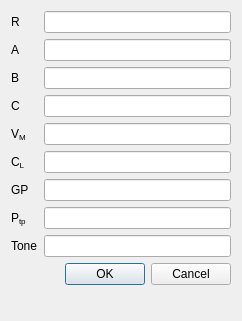
Before: the Qt Designer form src/vesseldlg.ui in AdamMajer/bshouty-lung-model, drawn with Qt 5.
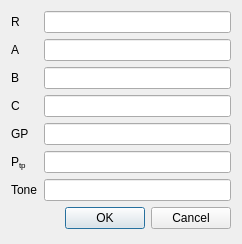
After: the same form once the commit is applied.

What changed in the file:
```diff
--- a/src/vesseldlg.ui
+++ b/src/vesseldlg.ui
@@ -7,7 +7,7 @@
     <x>0</x>
     <y>0</y>
     <width>242</width>
-    <height>321</height>
+    <height>244</height>
    </rect>
   </property>
   <property name="windowTitle">
@@ -57,30 +57,17 @@
    <item row="3" column="1">
     <widget class="QLineEdit" name="c"/>
    </item>
-   <item row="9" column="0" colspan="2">
-    <widget class="QDialogButtonBox" name="buttonBox">
-     <property name="orientation">
-      <enum>Qt::Horizontal</enum>
-     </property>
-     <property name="standardButtons">
-      <set>QDialogButtonBox::Cancel|QDialogButtonBox::Ok</set>
-     </property>
-    </widget>
-   </item>
-   <item row="6" column="1">
-    <widget class="QLineEdit" name="gp"/>
-   </item>
-   <item row="7" column="1">
-    <widget class="QLineEdit" name="ptp"/>
-   </item>
-   <item row="6" column="0">
+   <item row="4" column="0">
     <widget class="QLabel" name="label_6">
      <property name="text">
       <string>GP</string>
      </property>
     </widget>
    </item>
-   <item row="7" column="0">
+   <item row="4" column="1">
+    <widget class="QLineEdit" name="gp"/>
+   </item>
+   <item row="5" column="0">
     <widget class="QLabel" name="label_10">
      <property name="text">
       <string>&lt;!DOCTYPE HTML PUBLIC &quot;-//W3C//DTD HTML 4.0//EN&quot; &quot;http://www.w3.org/TR/REC-html40/strict.dtd&quot;&gt;
@@ -91,41 +78,26 @@
      </property>
     </widget>
    </item>
-   <item row="8" column="1">
-    <widget class="QLineEdit" name="tone"/>
+   <item row="5" column="1">
+    <widget class="QLineEdit" name="ptp"/>
    </item>
-   <item row="8" column="0">
+   <item row="6" column="0">
     <widget class="QLabel" name="label_5">
      <property name="text">
       <string>Tone</string>
      </property>
     </widget>
    </item>
-   <item row="4" column="0">
-    <widget class="QLabel" name="label_2">
-     <property name="text">
-      <string>&lt;!DOCTYPE HTML PUBLIC &quot;-//W3C//DTD HTML 4.0//EN&quot; &quot;http://www.w3.org/TR/REC-html40/strict.dtd&quot;&gt;
-&lt;html&gt;&lt;head&gt;&lt;meta name=&quot;qrichtext&quot; content=&quot;1&quot; /&gt;&lt;style type=&quot;text/css&quot;&gt;
-p, li { white-space: pre-wrap; }
-&lt;/style&gt;&lt;/head&gt;&lt;body style=&quot; font-family:'Sans Serif'; font-size:9pt; font-weight:400; font-style:normal;&quot;&gt;
-&lt;p style=&quot; margin-top:0px; margin-bottom:0px; margin-left:0px; margin-right:0px; -qt-block-indent:0; text-indent:0px;&quot;&gt;V&lt;span style=&quot; vertical-align:sub;&quot;&gt;M&lt;/span&gt;&lt;/p&gt;&lt;/body&gt;&lt;/html&gt;</string>
+   <item row="6" column="1">
+    <widget class="QLineEdit" name="tone"/>
+   </item>
+   <item row="7" column="0" colspan="2">
+    <widget class="QDialogButtonBox" name="buttonBox">
+     <property name="orientation">
+      <enum>Qt::Horizontal</enum>
      </property>
-    </widget>
-   </item>
-   <item row="4" column="1">
-    <widget class="QLineEdit" name="mv"/>
-   </item>
-   <item row="5" column="1">
-    <widget class="QLineEdit" name="cl"/>
-   </item>
-   <item row="5" column="0">
-    <widget class="QLabel" name="label_4">
-     <property name="text">
-      <string>&lt;!DOCTYPE HTML PUBLIC &quot;-//W3C//DTD HTML 4.0//EN&quot; &quot;http://www.w3.org/TR/REC-html40/strict.dtd&quot;&gt;
-&lt;html&gt;&lt;head&gt;&lt;meta name=&quot;qrichtext&quot; content=&quot;1&quot; /&gt;&lt;style type=&quot;text/css&quot;&gt;
-p, li { white-space: pre-wrap; }
-&lt;/style&gt;&lt;/head&gt;&lt;body style=&quot; font-family:'Sans Serif'; font-size:9pt; font-weight:400; font-style:normal;&quot;&gt;
-&lt;p style=&quot; margin-top:0px; margin-bottom:0px; margin-left:0px; margin-right:0px; -qt-block-indent:0; text-indent:0px;&quot;&gt;C&lt;span style=&quot; vertical-align:sub;&quot;&gt;L&lt;/span&gt;&lt;/p&gt;&lt;/body&gt;&lt;/html&gt;</string>
+     <property name="standardButtons">
+      <set>QDialogButtonBox::Cancel|QDialogButtonBox::Ok</set>
      </property>
     </widget>
    </item>
```
Left out of the diff: 2 changed lines with no effect on the pictures.
